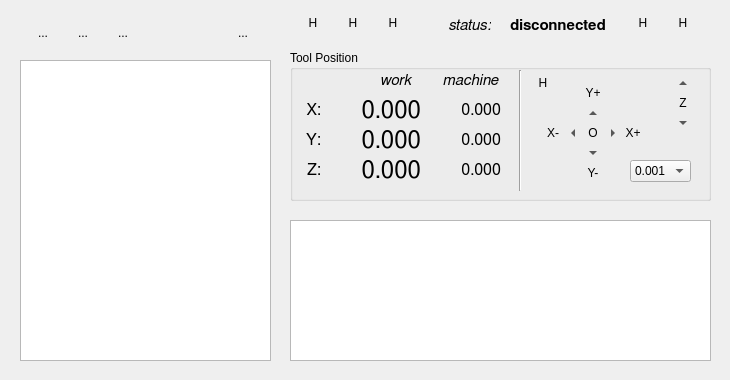
First picture: the form in src/mainwindow.ui, repository NRSoft/GSharpie, before the edit.
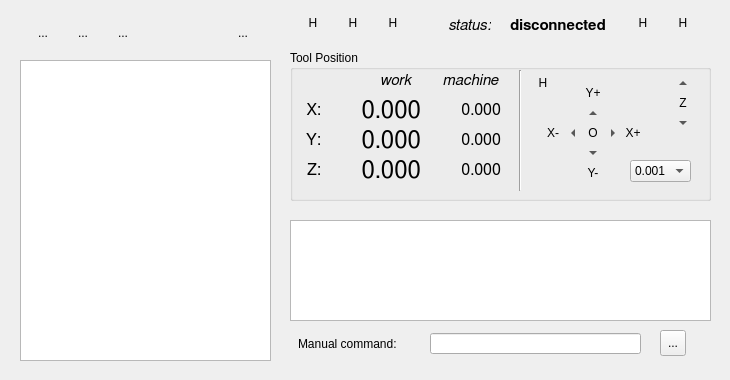
Second picture: the form after the edit. Icons and pictures are not drawn. Custom widgets are drawn as their Qt base class.

Commit message: Ability to run single command from user

Patch:
```diff
--- a/src/mainwindow.ui
+++ b/src/mainwindow.ui
@@ -38,7 +38,7 @@
       <x>290</x>
       <y>220</y>
       <width>421</width>
-      <height>141</height>
+      <height>101</height>
      </rect>
     </property>
     <property name="font">
@@ -890,6 +890,46 @@
      <set>Qt::AlignCenter</set>
     </property>
    </widget>
+   <widget class="QLineEdit" name="editCommand">
+    <property name="geometry">
+     <rect>
+      <x>430</x>
+      <y>333</y>
+      <width>211</width>
+      <height>21</height>
+     </rect>
+    </property>
+   </widget>
+   <widget class="QToolButton" name="btnSingleCommand">
+    <property name="geometry">
+     <rect>
+      <x>660</x>
+      <y>330</y>
+      <width>26</width>
+      <height>26</height>
+     </rect>
+    </property>
+    <property name="text">
+     <string>...</string>
+    </property>
+    <property name="icon">
+     <iconset resource="gsharpie.qrc">
+      <normaloff>:/icons/icons/hand.gif</normaloff>:/icons/icons/hand.gif</iconset>
+    </property>
+   </widget>
+   <widget class="QLabel" name="label_12">
+    <property name="geometry">
+     <rect>
+      <x>298</x>
+      <y>333</y>
+      <width>111</width>
+      <height>21</height>
+     </rect>
+    </property>
+    <property name="text">
+     <string>Manual command:</string>
+    </property>
+   </widget>
    <zorder>groupBox</zorder>
    <zorder>txtErrorLog</zorder>
    <zorder>label_Status</zorder>
```
Left out of the diff: 3 changed lines with no effect on the pictures. The commit also changes 6 other files.
